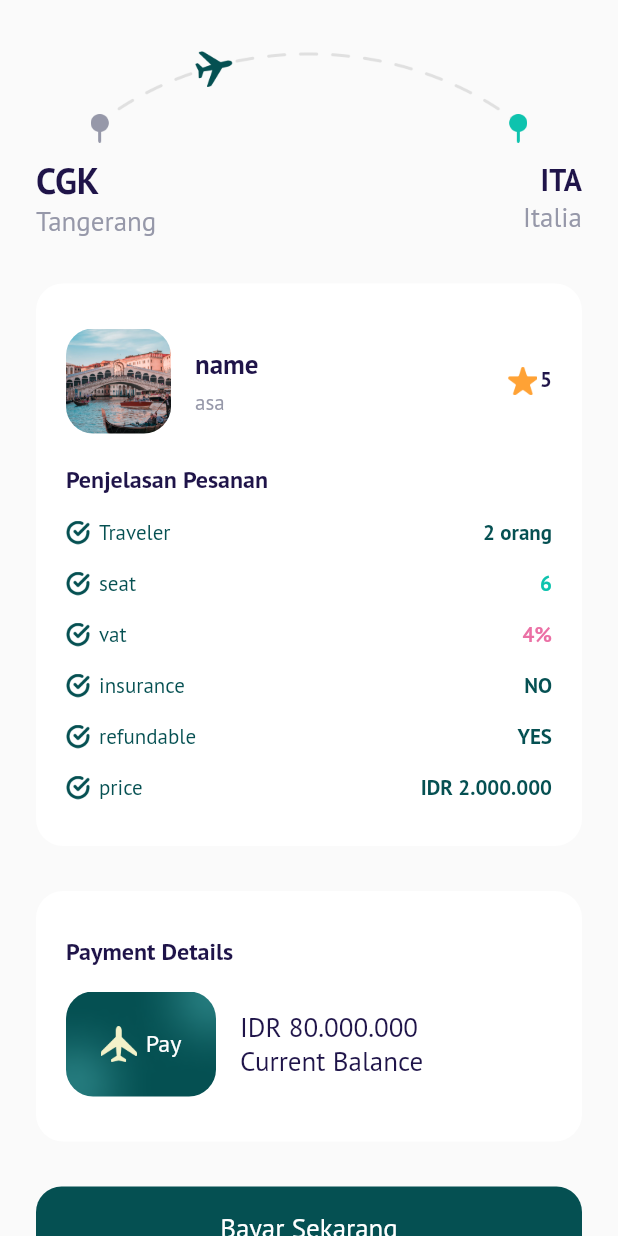
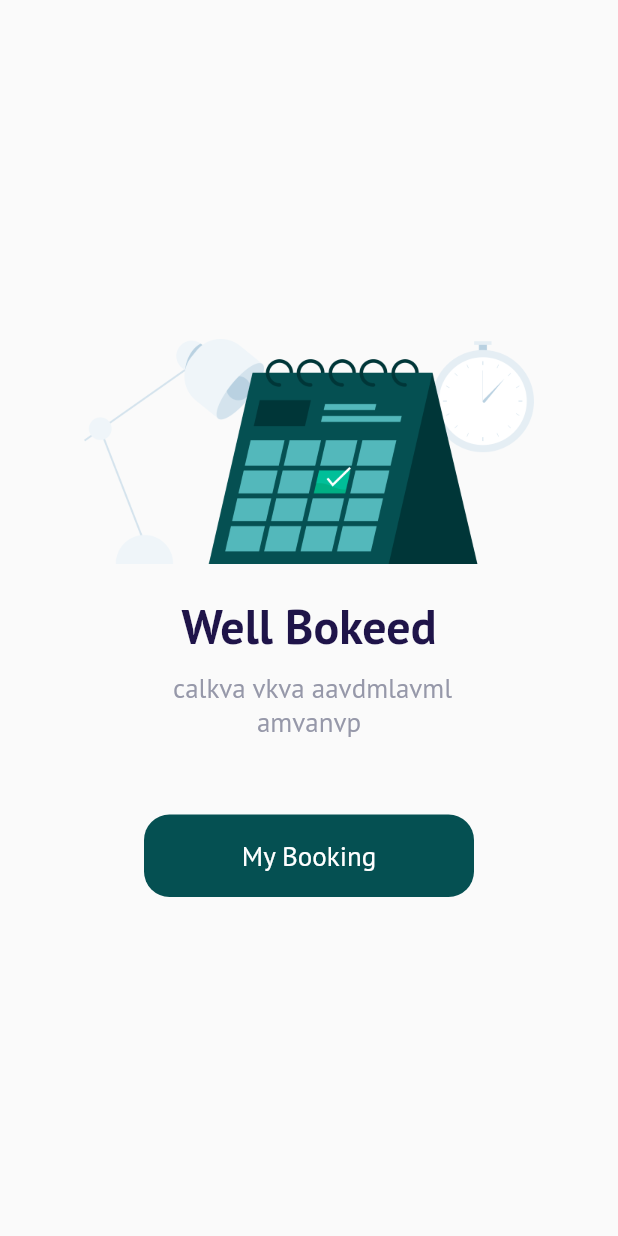
Before and after one commit to fredibagus12/terbangin-apps, a Flutter app: the CheckoutPage screen opened directly, after a tap on "Bayar Sekarang", on a phone screen of 412 x 824 dp. Run offline on Flutter 3.47's test engine with Material 2 defaults, Android fonts, the phone set to English and light mode, and no system bars; our stand-ins replace google_fonts.

Commit message:
Success Checkout Page

```diff
--- a/terbangin/lib/ui/pages/checkout_page.dart
+++ b/terbangin/lib/ui/pages/checkout_page.dart
@@ -2,6 +2,7 @@
 
 import 'package:flutter/material.dart';
 import 'package:terbangin/shared/theme.dart';
+import 'package:terbangin/ui/pages/success_checkout_page.dart';
 import 'package:terbangin/ui/widget/booking_details_item.dart';
 import 'package:terbangin/ui/widget/custom_button.dart';
 
@@ -309,7 +310,15 @@ class CheckoutPage extends StatelessWidget {
     Widget payButton() {
       return CustomButton(
         title: 'Bayar Sekarang',
-        onPressed: () {},
+        onPressed: () {
+          Navigator.push(
+            context,
+            MaterialPageRoute(
+              // ignore: prefer_const_constructors
+              builder: (context) => SuccessCheckoutPage(),
+            ),
+          );
+        },
         margin: const EdgeInsets.only(top: 30),
       );
     }
--- /dev/null
+++ b/terbangin/lib/ui/pages/success_checkout_page.dart
@@ -0,0 +1,60 @@
+import 'package:flutter/material.dart';
+import 'package:terbangin/shared/theme.dart';
+import 'package:terbangin/ui/widget/custom_button.dart';
+
+class SuccessCheckoutPage extends StatelessWidget {
+  const SuccessCheckoutPage({Key? key}) : super(key: key);
+
+  @override
+  Widget build(BuildContext context) {
+    return Scaffold(
+      backgroundColor: kBackgroundColor,
+      body: Center(
+        child: Column(
+          mainAxisAlignment: MainAxisAlignment.center,
+          children: [
+            Container(
+              width: 300,
+              height: 150,
+              decoration: const BoxDecoration(
+                image: DecorationImage(
+                  image: AssetImage('assets/scheduling.png'),
+                ),
+              ),
+            ),
+            const SizedBox(
+              height: 20,
+            ),
+            Text(
+              'Well Bokeed',
+              style: blackTextStyle.copyWith(
+                fontSize: 32,
+                fontWeight: semiBold,
+              ),
+            ),
+            const SizedBox(
+              height: 10,
+            ),
+            Text(
+              ' calkva vkva aavdmlavml\namvanvp',
+              style: greyTextStyle.copyWith(
+                fontSize: 18,
+                fontWeight: light,
+              ),
+              textAlign: TextAlign.center,
+            ),
+            CustomButton(
+              title: 'My Booking',
+              onPressed: () {
+                Navigator.pushNamedAndRemoveUntil(
+                    context, '/main', (route) => false);
+              },
+              width: 220,
+              margin: const EdgeInsets.only(top: 50),
+            )
+          ],
+        ),
+      ),
+    );
+  }
+}
```
